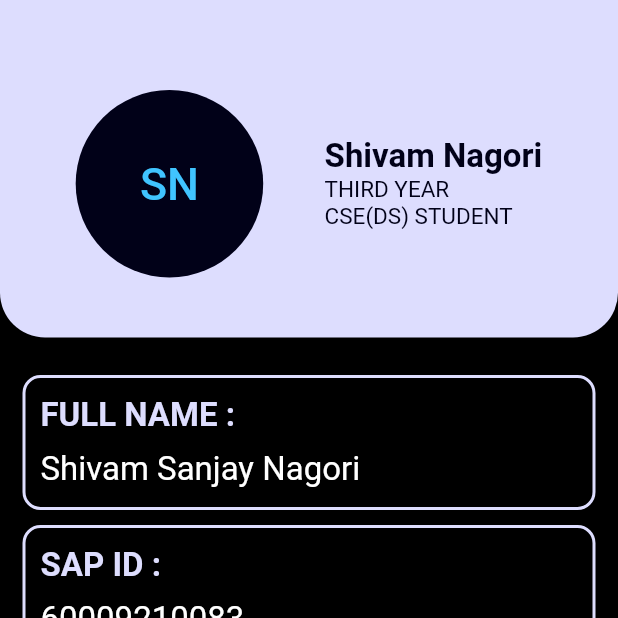
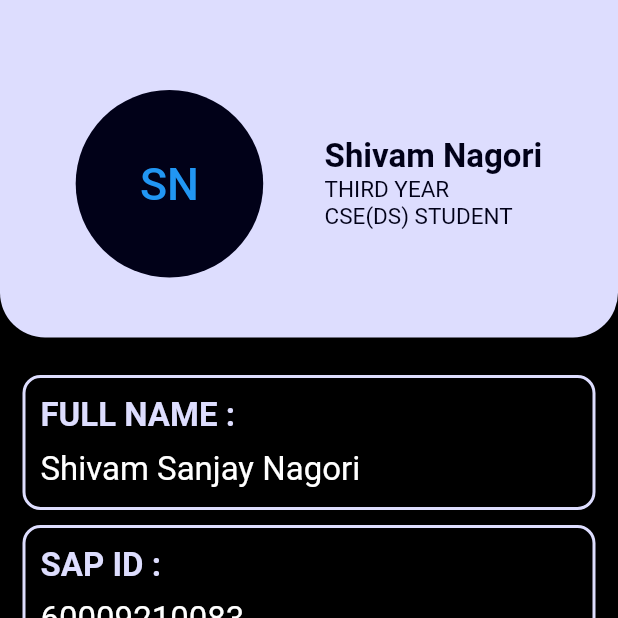
Before and after one commit to KaumudiSoman/djs-compute-tasks, a Flutter app: the screen it shows after launch, on a phone screen of 412 x 824 dp, the top half of it. Run offline on Flutter 3.47's test engine with Material 2 defaults, Android fonts, the light colour scheme and no system bars.

Commit message:
second commit

```diff
--- a/lib/homepage.dart
+++ b/lib/homepage.dart
@@ -50,7 +50,7 @@ class _ProfileStudentState extends State<ProfileStudent> {
                                   child: Text(
                                     "SN",
                                     style: TextStyle(
-                                        color: Colors.lightBlueAccent,
+                                        color: Colors.blue,
                                         fontSize: 30,
                                         fontWeight: FontWeight.w500),
                                   ),
```
